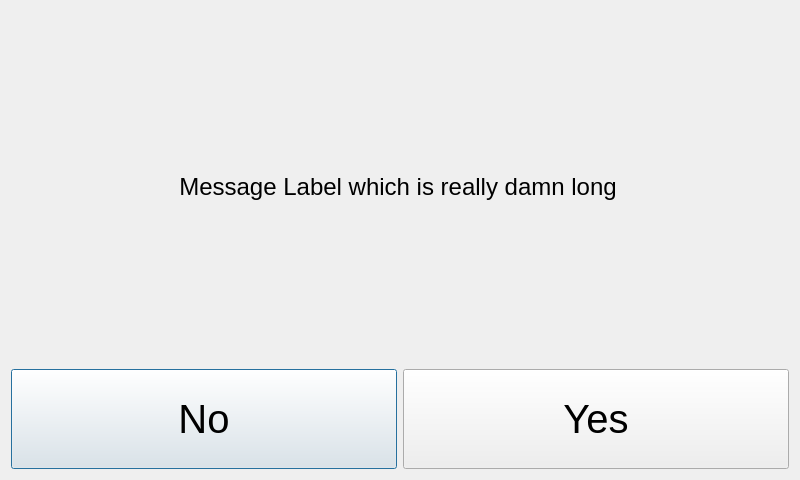
AndreWohnsland/CocktailBerry, file src/ui_elements/customprompt.ui: the form before one commit.
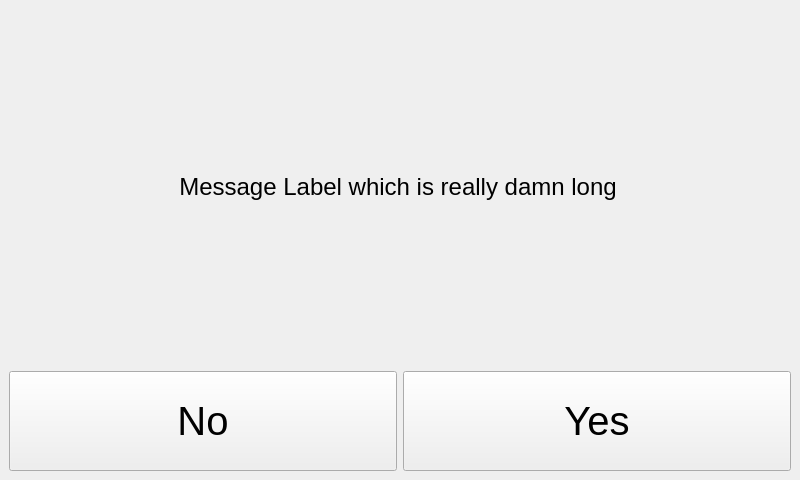
The form after the commit.

Commit message: Refactor elements to use mainwindow instead dialog

Patch:
```diff
--- a/src/ui_elements/customprompt.ui
+++ b/src/ui_elements/customprompt.ui
@@ -1,7 +1,10 @@
 <?xml version="1.0" encoding="UTF-8"?>
 <ui version="4.0">
  <class>CustomPrompt</class>
- <widget class="QDialog" name="CustomPrompt">
+ <widget class="QMainWindow" name="CustomPrompt">
+  <property name="windowModality">
+   <enum>Qt::ApplicationModal</enum>
+  </property>
   <property name="geometry">
    <rect>
     <x>0</x>
@@ -10,13 +13,23 @@
     <height>480</height>
    </rect>
   </property>
+  <property name="minimumSize">
+   <size>
+    <width>800</width>
+    <height>480</height>
+   </size>
+  </property>
+  <property name="maximumSize">
+   <size>
+    <width>800</width>
+    <height>480</height>
+   </size>
+  </property>
   <property name="windowTitle">
    <string>Question</string>
   </property>
-  <property name="styleSheet">
-   <string notr="true"/>
-  </property>
-  <layout class="QVBoxLayout" name="verticalLayout">
+  <widget class="QWidget" name="centralwidget">
+   <layout class="QVBoxLayout" name="verticalLayout_2">
    <item>
     <widget class="QScrollArea" name="scrollArea">
      <property name="frameShape">
@@ -140,6 +153,7 @@
     </layout>
    </item>
   </layout>
+  </widget>
  </widget>
  <resources/>
  <connections/>
```
Lines whose indentation alone changed are shown as unchanged. The commit also changes 11 other files.
